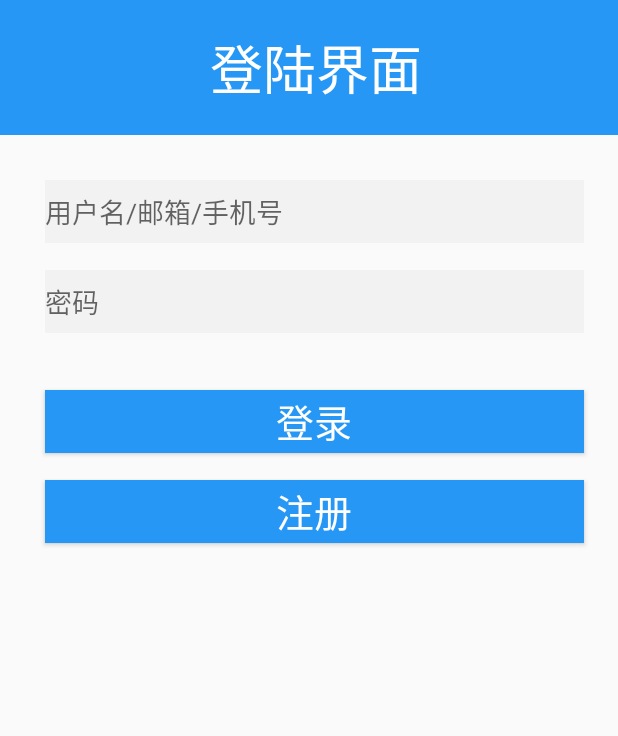
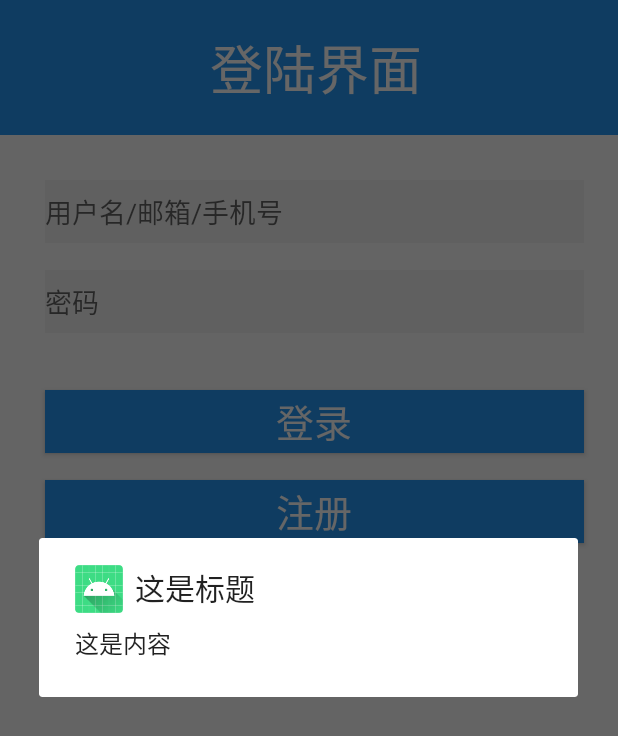
Before and after one commit to Tsukansama/Android_Group08, an Android app: the LoginActivity screen opened directly, with no data from a screen before it, after a tap on "登录", on a phone screen of 412 x 824 dp. Shown: the top 736 px of the screen. Run offline under Robolectric (Android 15) with nearby library versions, the phone set to English and light mode, and no system bars.

Commit message:
修改了Login，目前不需要后台就可以登录，前端请尽快完成

```diff
--- a/app/src/main/java/com/example/cainiaoguo/ui/activity/LoginActivity.java
+++ b/app/src/main/java/com/example/cainiaoguo/ui/activity/LoginActivity.java
@@ -60,59 +60,83 @@ public class LoginActivity extends AppCompatActivity {
     private void initView() {
         mEditUser = findViewById(R.id.editText_use);
         mEditPsw = findViewById(R.id.editText_password);
+        Button btn_login = findViewById(R.id.button_login);
+        btn_login.setOnClickListener(new View.OnClickListener() {
+            @Override
+            public void onClick(View v) {
+                String editStruser;
+                String editStrupsw;
+                editStruser = mEditUser.getText().toString();
+                editStrupsw = mEditPsw.getText().toString();
+                String userA = "123";
+                String userpswA = "123";
+                if (editStruser.equals(userA) && editStrupsw.equals(userpswA)) {
+                    Intent intent = new Intent(LoginActivity.this, MainActivity.class);
+                    startActivity(intent);
+                    return;
+                } else {
+                    AlertDialog alertDialog1 = new AlertDialog.Builder(LoginActivity.this)
+                            .setTitle("这是标题")//标题
+                            .setMessage("这是内容")//内容
+                            .setIcon(R.mipmap.ic_launcher)//图标
+                            .create();
+                    alertDialog1.show();
+                }
+
+
+            }
+        });
     }
 
-    public void login(View view) {
-
-        String username = mEditUser.getText().toString();
-        LogUtils.i(LoginActivity.class, "username -->" + username);
-        String passwd = mEditPsw.getText().toString();
-
-//        LogUtils.i(LoginActivity.class,username);
-//        LogUtils.i(LoginActivity.class,password);
-
-        Retrofit retrofit = RetrofitManager.getRetrofit();
-        API api = retrofit.create(API.class);
-        Call<User> task = api.userLogin(username, passwd);
-        task.enqueue(new Callback<User>() {
-            @Override
-            public void onResponse(Call<User> call, Response<User> response) {
-                int code = response.code();
-                LogUtils.i(LoginActivity.class, "code-->" + code);
-                if (code == HttpURLConnection.HTTP_OK) {
-                    User user = response.body();
-                    if(user != null){
-                        LogUtils.i(LoginActivity.class,"username-->"+user.getData().getAddress());
-                        /**
-                         * 将用户信息存储到本地
-                         */
-                        SharedPreferences sp = getApplicationContext().getSharedPreferences("userinfo", Context.MODE_PRIVATE);
-                        SharedPreferences.Editor editor = sp.edit();
-                        editor.putString("username",user.getData().getUsername());
-                        editor.putString("uid",user.getData().getUid());
-                        editor.putString("gender",user.getData().getGender());
-                        editor.putString("identify",user.getData().getIdentify());
-                        editor.putString("age",user.getData().getAge());
-                        editor.putString("user_phone",user.getData().getUser_phone());
-                        editor.putString("address",user.getData().getAddress());
-                        editor.commit();
-                        /**
-                         * 跳转至首页
-                         */
-                        startActivity(new Intent(LoginActivity.this,MainActivity.class));
-                    }
-                    else {
-                        Toast.makeText(getApplicationContext(), "登陆失败", Toast.LENGTH_SHORT).show();
-                    }
-                }
-            }
-
-            @Override
-            public void onFailure(Call<User> call, Throwable t) {
-                LogUtils.i(LoginActivity.class, "登录失败");
-            }
-        });
-
-
-    }
+//    public void login(View view) {
+//
+//        String username = mEditUser.getText().toString();
+//        LogUtils.i(LoginActivity.class, "username -->" + username);
+//        String passwd = mEditPsw.getText().toString();
+//
+////        LogUtils.i(LoginActivity.class,username);
+////        LogUtils.i(LoginActivity.class,password);
+//
+//        Retrofit retrofit = RetrofitManager.getRetrofit();
+//        API api = retrofit.create(API.class);
+//        Call<User> task = api.userLogin(username, passwd);
+//        task.enqueue(new Callback<User>() {
+//            @Override
+//            public void onResponse(Call<User> call, Response<User> response) {
+//                int code = response.code();
+//                LogUtils.i(LoginActivity.class, "code-->" + code);
+//                if (code == HttpURLConnection.HTTP_OK) {
+//                    User user = response.body();
+//                    if(user != null){
+//                        LogUtils.i(LoginActivity.class,"username-->"+user.getData().getAddress());
+//                        /**
+//                         * 将用户信息存储到本地
+//                         */
+//                        SharedPreferences sp = getApplicationContext().getSharedPreferences("userinfo", Context.MODE_PRIVATE);
+//                        SharedPreferences.Editor editor = sp.edit();
+//                        editor.putString("username",user.getData().getUsername());
+//                        editor.putString("uid",user.getData().getUid());
+//                        editor.putString("gender",user.getData().getGender());
+//                        editor.putString("identify",user.getData().getIdentify());
+//                        editor.putString("age",user.getData().getAge());
+//                        editor.putString("user_phone",user.getData().getUser_phone());
+//                        editor.putString("address",user.getData().getAddress());
+//                        editor.commit();
+//                        /**
+//                         * 跳转至首页
+//                         */
+//                        startActivity(new Intent(LoginActivity.this,MainActivity.class));
+//                    }
+//                    else {
+//                        Toast.makeText(getApplicationContext(), "登陆失败", Toast.LENGTH_SHORT).show();
+//                    }
+//                }
+//            }
+//
+//            @Override
+//            public void onFailure(Call<User> call, Throwable t) {
+//                LogUtils.i(LoginActivity.class, "登录失败");
+//            }
+//        });
+//    }
 }
--- a/app/src/main/res/layout/activity_login.xml
+++ b/app/src/main/res/layout/activity_login.xml
@@ -52,6 +52,7 @@
             />
         <Button
             android:onClick="login"
+            android:id="@+id/button_login"
             android:layout_width="359dp"
             android:layout_height="42dp"
             android:background="@color/color_useBlue"
```
